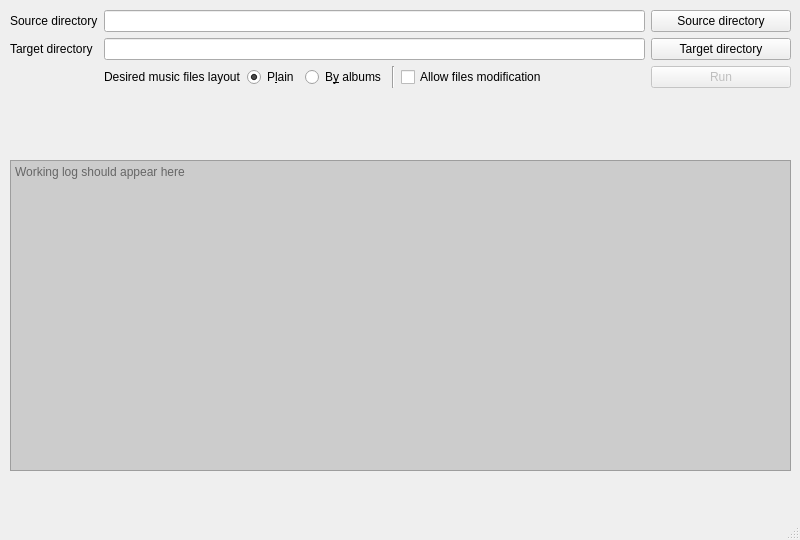
This is ui_resources/music_sort.ui in plartemyev/yamo as Qt 5 draws it before an edit. The edited form follows.
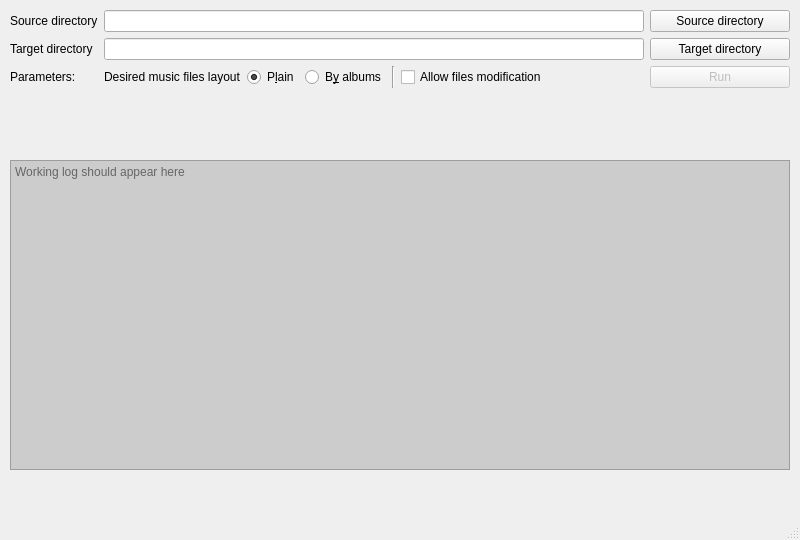
This is the edited form. Icons and pictures are not drawn.

```diff
--- a/ui_resources/music_sort.ui
+++ b/ui_resources/music_sort.ui
@@ -14,7 +14,8 @@
    <string>YAMO (Yet Another Multimedia Organizer)</string>
   </property>
   <property name="windowIcon">
-   <iconset theme="audio-x-generic"/>
+   <iconset theme="audio-x-generic">
+    <normaloff>.</normaloff>.</iconset>
   </property>
   <widget class="QWidget" name="centralwidget">
    <widget class="QWidget" name="formLayoutWidget">
@@ -22,8 +23,8 @@
      <rect>
       <x>10</x>
       <y>10</y>
-      <width>781</width>
-      <height>141</height>
+      <width>780</width>
+      <height>140</height>
      </rect>
     </property>
     <layout class="QFormLayout" name="formLayout">
@@ -51,20 +52,21 @@
           <string>Source directory</string>
          </property>
          <property name="icon">
-          <iconset theme="document-open"/>
+          <iconset theme="document-open">
+           <normaloff>.</normaloff>.</iconset>
          </property>
         </widget>
        </item>
       </layout>
      </item>
-     <item row="2" column="0">
+     <item row="1" column="0">
       <widget class="QLabel" name="targetDirectoryLabel">
        <property name="text">
         <string>Target directory</string>
        </property>
       </widget>
      </item>
-     <item row="2" column="1">
+     <item row="1" column="1">
       <layout class="QHBoxLayout" name="targetDirSelectionBlock">
        <item>
         <widget class="QLineEdit" name="targetDirectoryInput"/>
@@ -81,13 +83,21 @@
           <string>Target directory</string>
          </property>
          <property name="icon">
-          <iconset theme="document-open"/>
+          <iconset theme="document-open">
+           <normaloff>.</normaloff>.</iconset>
          </property>
         </widget>
        </item>
       </layout>
      </item>
-     <item row="3" column="1">
+     <item row="2" column="0">
+      <widget class="QLabel" name="parametersBlockLabel">
+       <property name="text">
+        <string>Parameters:</string>
+       </property>
+      </widget>
+     </item>
+     <item row="2" column="1">
       <layout class="QHBoxLayout" name="selectablesBlock">
        <item>
         <widget class="QLabel" name="layoutSelectionLabel">
@@ -164,7 +174,8 @@
           <string>Run</string>
          </property>
          <property name="icon">
-          <iconset theme="system-run"/>
+          <iconset theme="system-run">
+           <normaloff>.</normaloff>.</iconset>
          </property>
         </widget>
        </item>
@@ -177,19 +188,22 @@
      <rect>
       <x>10</x>
       <y>160</y>
-      <width>781</width>
-      <height>311</height>
+      <width>780</width>
+      <height>310</height>
      </rect>
     </property>
     <property name="acceptDrops">
      <bool>false</bool>
     </property>
     <property name="autoFillBackground">
-     <bool>true</bool>
+     <bool>false</bool>
     </property>
     <property name="styleSheet">
      <string notr="true">background-color:rgb(204, 204, 204)</string>
     </property>
+    <property name="frameShape">
+     <enum>QFrame::StyledPanel</enum>
+    </property>
     <property name="undoRedoEnabled">
      <bool>false</bool>
     </property>
```
